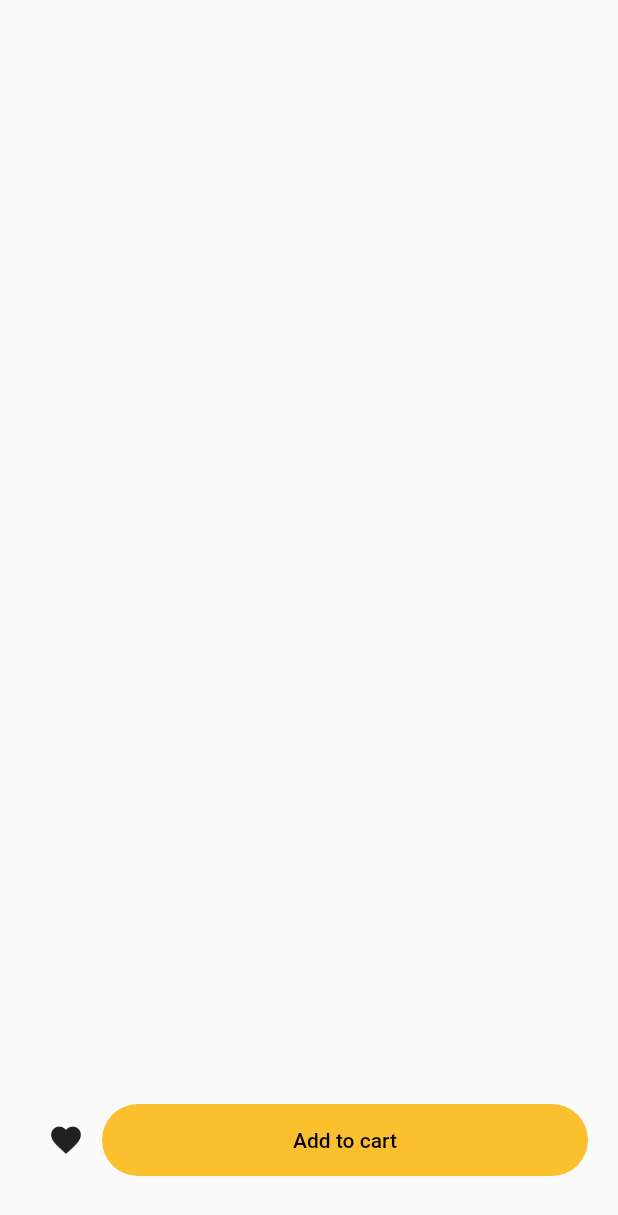
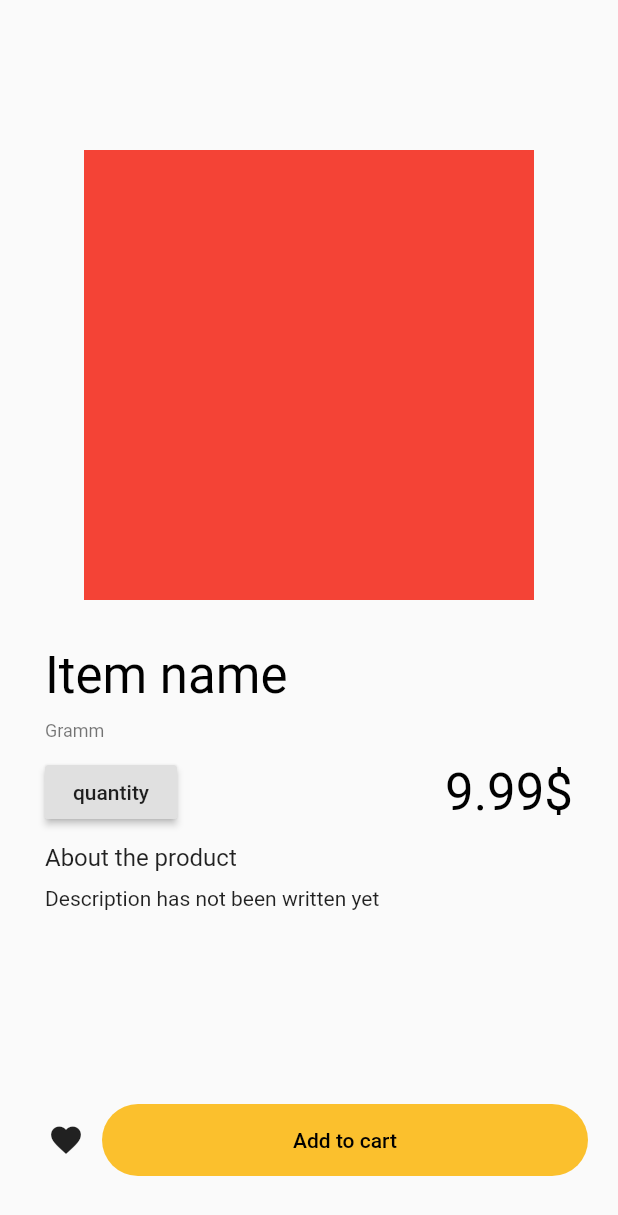
Before and after one commit to achernoprudov/flutterthon, a Flutter app: the GoodInfoScreen screen opened directly, on a phone screen of 412 x 824 dp. Shown: the top 1215 px of the screen. Run offline on Flutter 3.47's test engine with Material 2 defaults, Android fonts, the phone set to English and light mode, and no system bars.

Commit message:
info screen

```diff
--- a/lib/main.dart
+++ b/lib/main.dart
@@ -1,6 +1,6 @@
 import 'package:flutter/material.dart';
-import 'package:flutterthon/src/good_info_screen.dart';
 import 'package:flutterthon/src/home_screen.dart';
+import 'package:flutterthon/src/modules/info/good_info_screen.dart';
 
 void main() => runApp(MyApp());
 
@@ -22,8 +22,8 @@ class MyApp extends StatelessWidget {
         // is not restarted.
         primarySwatch: Colors.blue,
       ),
-      home: HomeScreen(),
-      // home: GoodInfoScreen(),
+      // home: HomeScreen(),
+      home: GoodInfoScreen(),
     );
   }
 }
--- a/lib/src/good_info_screen.dart
+++ b/lib/src/modules/info/good_info_bottom_panel.dart
@@ -1,29 +1,4 @@
 import 'package:flutter/material.dart';
-
-class GoodInfoScreen extends StatelessWidget {
-  @override
-  Widget build(BuildContext context) {
-    return Scaffold(
-      body: Stack(
-        children: <Widget>[
-          GoodInfoContent(),
-          Container(
-            margin: EdgeInsets.symmetric(horizontal: 20, vertical: 40),
-            alignment: Alignment.bottomCenter,
-            child: GoodInfoBottomPanel(),
-          )
-        ],
-      ),
-    );
-  }
-}
-
-class GoodInfoContent extends StatelessWidget {
-  @override
-  Widget build(BuildContext context) {
-    return Container();
-  }
-}
 
 class GoodInfoBottomPanel extends StatelessWidget {
   @override
--- /dev/null
+++ b/lib/src/modules/info/good_info_content.dart
@@ -0,0 +1,65 @@
+import 'package:flutter/material.dart';
+
+class GoodInfoContent extends StatelessWidget {
+  @override
+  Widget build(BuildContext context) {
+    final textTheme = Theme.of(context).textTheme;
+    return ListView(
+      padding: EdgeInsets.only(top: 100, left: 30, right: 30),
+      children: <Widget>[
+        Align(
+          alignment: Alignment.center,
+          child: Container(
+            height: 300,
+            width: 300,
+            color: Colors.red,
+          ),
+        ),
+        SizedBox(
+          height: 30,
+        ),
+        Text(
+          'Item name',
+          style: textTheme.display1.copyWith(color: Colors.black),
+        ),
+        SizedBox(
+          height: 10,
+        ),
+        Text(
+          'Gramm',
+          style: textTheme.caption,
+        ),
+        SizedBox(
+          height: 10,
+        ),
+        Row(
+          mainAxisAlignment: MainAxisAlignment.spaceBetween,
+          children: <Widget>[
+            RaisedButton(
+              child: Text('quantity'),
+              onPressed: () {},
+            ),
+            Text(
+              "9.99\$",
+              style: textTheme.display1.copyWith(color: Colors.black),
+            ),
+          ],
+        ),
+        SizedBox(
+          height: 10,
+        ),
+        Text(
+          'About the product',
+          style: textTheme.subhead,
+        ),
+        SizedBox(
+          height: 10,
+        ),
+        Text(
+          'Description has not been written yet',
+          style: textTheme.body1,
+        ),
+      ],
+    );
+  }
+}
--- /dev/null
+++ b/lib/src/modules/info/good_info_screen.dart
@@ -0,0 +1,22 @@
+import 'package:flutter/material.dart';
+
+import 'good_info_bottom_panel.dart';
+import 'good_info_content.dart';
+
+class GoodInfoScreen extends StatelessWidget {
+  @override
+  Widget build(BuildContext context) {
+    return Scaffold(
+      body: Stack(
+        children: <Widget>[
+          GoodInfoContent(),
+          Container(
+            margin: EdgeInsets.symmetric(horizontal: 20, vertical: 40),
+            alignment: Alignment.bottomCenter,
+            child: GoodInfoBottomPanel(),
+          ),
+        ],
+      ),
+    );
+  }
+}
```
